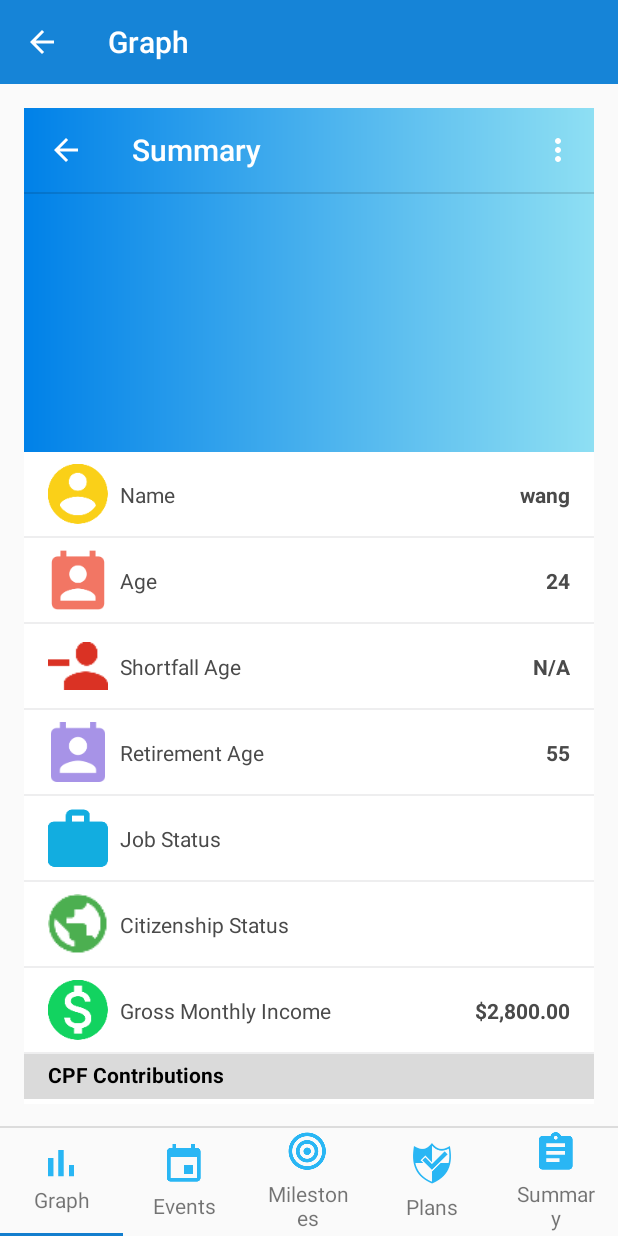
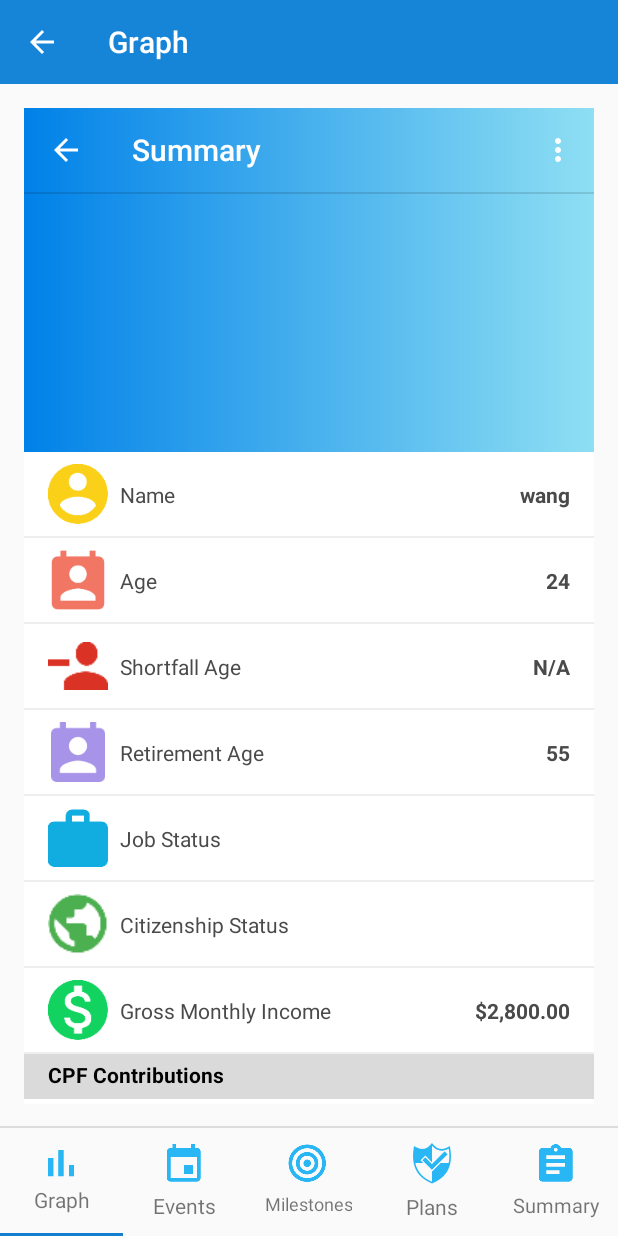
Before and after one commit to guowang94/Mobile-Application, an Android app: the fragment SummaryFragment placed in its activity, on a phone screen of 412 x 824 dp. Run offline under Robolectric (Android 15) with nearby library versions, the light colour scheme and no system bars; libraries missing offline, so code that uses them is left out: com.github.mikephil.charting; plain views replace BarChart; 44 statements that could not run were skipped.

Commit message:
Created new packages and move relevant class
Note: Sometimes More Option will be hidden for GraphFragment

```diff
--- a/app/src/main/java/com/example/android/graphapplication/Adapter/CirclePagerIndicatorDecoration.java
+++ b/app/src/main/java/com/example/android/graphapplication/CirclePagerIndicatorDecoration.java
@@ -1,4 +1,4 @@
-package com.example.android.graphapplication.Adapter;
+package com.example.android.graphapplication;
 
 import android.content.res.Resources;
 import android.graphics.Canvas;
--- a/app/src/main/java/com/example/android/graphapplication/Adapter/RecyclerTouchListener.java
+++ b/app/src/main/java/com/example/android/graphapplication/RecyclerTouchListener.java
@@ -1,4 +1,4 @@
-package com.example.android.graphapplication.Adapter;
+package com.example.android.graphapplication;
 
 import android.content.Context;
 import android.support.v7.widget.RecyclerView;
--- a/app/src/main/java/com/example/android/graphapplication/activity/MainActivity.java
+++ b/app/src/main/java/com/example/android/graphapplication/activity/MainActivity.java
@@ -10,6 +10,9 @@ import android.view.LayoutInflater;
 import android.widget.TextView;
 
 import com.example.android.graphapplication.Constants;
+import com.example.android.graphapplication.adapter.ViewPagerAdapter;
+import com.example.android.graphapplication.fragment.GraphFragment;
+import com.example.android.graphapplication.fragment.SummaryFragment;
 import com.example.android.graphapplication.R;
 
 public class MainActivity extends AppCompatActivity {
@@ -53,6 +56,7 @@ public class MainActivity extends AppCompatActivity {
 
         TextView tabThree = (TextView) LayoutInflater.from(this).inflate(R.layout.custom_tab, null);
         tabThree.setText(Constants.NAV_MILESTONES);
+//        tabThree.setTooltipText(Constants.NAV_MILESTONES);
         tabThree.setWidth(width / 5);
         tabThree.setCompoundDrawablesWithIntrinsicBounds(0, R.mipmap.ic_nav_milestone, 0, 0);
         tabThree.setCompoundDrawablePadding(8);
@@ -76,10 +80,10 @@ public class MainActivity extends AppCompatActivity {
     private void setupViewPager(ViewPager viewPager) {
         ViewPagerAdapter adapter = new ViewPagerAdapter(getSupportFragmentManager());
         adapter.addFragment(new GraphFragment(), Constants.TOOLBAR_TITLE_GRAPH);
-        adapter.addFragment(new SummaryFragment(), Constants.TOOLBAR_TITLE_EVENTS);
+        adapter.addFragment(new GraphFragment(), Constants.TOOLBAR_TITLE_EVENTS);
         adapter.addFragment(new GraphFragment(), Constants.TOOLBAR_TITLE_MILESTONES);
-        adapter.addFragment(new SummaryFragment(), Constants.TOOLBAR_TITLE_PLANS);
-        adapter.addFragment(new GraphFragment(), Constants.TOOLBAR_TITLE_SUMMARY);
+        adapter.addFragment(new GraphFragment(), Constants.TOOLBAR_TITLE_PLANS);
+        adapter.addFragment(new SummaryFragment(), Constants.TOOLBAR_TITLE_SUMMARY);
         viewPager.setAdapter(adapter);
     }
 }
--- a/app/src/main/java/com/example/android/graphapplication/Adapter/CPFContributionAdapter.java
+++ b/app/src/main/java/com/example/android/graphapplication/adapter/CPFContributionAdapter.java
@@ -1,4 +1,4 @@
-package com.example.android.graphapplication.Adapter;
+package com.example.android.graphapplication.adapter;
 
 import android.support.v7.widget.RecyclerView;
 import android.util.Log;
@@ -8,7 +8,7 @@ import android.view.ViewGroup;
 import android.widget.TextView;
 
 import com.example.android.graphapplication.R;
-import com.example.android.graphapplication.Model.CPFContribution;
+import com.example.android.graphapplication.model.CPFContribution;
 
 import java.util.List;
 
--- a/app/src/main/java/com/example/android/graphapplication/Adapter/EventsAdapter.java
+++ b/app/src/main/java/com/example/android/graphapplication/adapter/EventsAdapter.java
@@ -1,4 +1,4 @@
-package com.example.android.graphapplication.Adapter;
+package com.example.android.graphapplication.adapter;
 
 import android.support.v7.widget.RecyclerView;
 import android.util.Log;
@@ -8,7 +8,7 @@ import android.view.ViewGroup;
 import android.widget.TextView;
 
 import com.example.android.graphapplication.R;
-import com.example.android.graphapplication.Model.Events;
+import com.example.android.graphapplication.model.Events;
 
 import java.util.List;
 
--- a/app/src/main/java/com/example/android/graphapplication/Adapter/SummaryBalanceAdapter.java
+++ b/app/src/main/java/com/example/android/graphapplication/adapter/SummaryBalanceAdapter.java
@@ -1,4 +1,4 @@
-package com.example.android.graphapplication.Adapter;
+package com.example.android.graphapplication.adapter;
 
 
 import android.support.v7.widget.RecyclerView;
@@ -10,7 +10,7 @@ import android.widget.ImageView;
 import android.widget.TextView;
 
 import com.example.android.graphapplication.R;
-import com.example.android.graphapplication.Model.SummaryBalance;
+import com.example.android.graphapplication.model.SummaryBalance;
 
 import java.util.List;
 
--- a/app/src/main/java/com/example/android/graphapplication/Adapter/UserInfoAdapter.java
+++ b/app/src/main/java/com/example/android/graphapplication/adapter/UserInfoAdapter.java
@@ -1,4 +1,4 @@
-package com.example.android.graphapplication.Adapter;
+package com.example.android.graphapplication.adapter;
 
 import android.support.v7.widget.RecyclerView;
 import android.util.Log;
@@ -9,7 +9,7 @@ import android.widget.ImageView;
 import android.widget.TextView;
 
 import com.example.android.graphapplication.R;
-import com.example.android.graphapplication.Model.UserInfo;
+import com.example.android.graphapplication.model.UserInfo;
 
 import java.util.List;
 
--- a/app/src/main/java/com/example/android/graphapplication/activity/ViewPagerAdapter.java
+++ b/app/src/main/java/com/example/android/graphapplication/adapter/ViewPagerAdapter.java
@@ -1,4 +1,4 @@
-package com.example.android.graphapplication.activity;
+package com.example.android.graphapplication.adapter;
 
 import android.support.v4.app.Fragment;
 import android.support.v4.app.FragmentManager;
@@ -7,7 +7,7 @@ import android.support.v4.app.FragmentPagerAdapter;
 import java.util.ArrayList;
 import java.util.List;
 
-class ViewPagerAdapter extends FragmentPagerAdapter {
+public class ViewPagerAdapter extends FragmentPagerAdapter {
     private final List<Fragment> mFragmentList = new ArrayList<>();
     private final List<String> mFragmentTitleList = new ArrayList<>();
 
--- a/app/src/main/java/com/example/android/graphapplication/activity/GraphFragment.java
+++ b/app/src/main/java/com/example/android/graphapplication/fragment/GraphFragment.java
@@ -1,4 +1,4 @@
-package com.example.android.graphapplication.activity;
+package com.example.android.graphapplication.fragment;
 
 import android.content.Context;
 import android.graphics.Color;
@@ -36,6 +36,7 @@ import com.github.mikephil.charting.listener.OnChartValueSelectedListener;
 
 import java.io.BufferedReader;
 import java.io.FileInputStream;
+import java.io.FileOutputStream;
 import java.io.InputStreamReader;
 import java.text.DecimalFormat;
 import java.text.NumberFormat;
@@ -43,6 +44,8 @@ import java.util.ArrayList;
 import java.util.Calendar;
 import java.util.HashMap;
 import java.util.Locale;
+
+import static android.content.Context.MODE_PRIVATE;
 
 public class GraphFragment extends Fragment implements Constants, OnChartValueSelectedListener {
 
@@ -85,6 +88,13 @@ public class GraphFragment extends Fragment implements Constants, OnChartValueSe
 
         Log.d(TAG, "onCreateView: out");
         return view;
+    }
+
+    @Override
+    public void onResume() {
+        super.onResume();
+        //fixme after navigating from SummaryFragment, the option menu has been set to false
+        setHasOptionsMenu(true);
     }
 
     /**
@@ -301,6 +311,14 @@ public class GraphFragment extends Fragment implements Constants, OnChartValueSe
             }
         }
 
+        //Update the file data
+        try {
+            FileOutputStream fileOutputStream = getActivity().openFileOutput(FILE_USER_INFO, MODE_PRIVATE);
+            fileOutputStream.write(fileContent.getBytes());
+            fileOutputStream.close();
+        } catch (Exception e) {
+            e.printStackTrace();
+        }
 
         return yVals;
     }
--- a/app/src/main/java/com/example/android/graphapplication/activity/SummaryFragment.java
+++ b/app/src/main/java/com/example/android/graphapplication/fragment/SummaryFragment.java
@@ -1,4 +1,4 @@
-package com.example.android.graphapplication.activity;
+package com.example.android.graphapplication.fragment;
 
 import android.content.Context;
 import android.os.Bundle;
@@ -18,15 +18,15 @@ import android.view.View;
 import android.view.ViewGroup;
 import android.widget.LinearLayout;
 
-import com.example.android.graphapplication.Adapter.CirclePagerIndicatorDecoration;
+import com.example.android.graphapplication.CirclePagerIndicatorDecoration;
 import com.example.android.graphapplication.Constants;
 import com.example.android.graphapplication.R;
-import com.example.android.graphapplication.Model.CPFContribution;
-import com.example.android.graphapplication.Adapter.CPFContributionAdapter;
-import com.example.android.graphapplication.Model.SummaryBalance;
-import com.example.android.graphapplication.Adapter.SummaryBalanceAdapter;
-import com.example.android.graphapplication.Model.UserInfo;
-import com.example.android.graphapplication.Adapter.UserInfoAdapter;
+import com.example.android.graphapplication.model.CPFContribution;
+import com.example.android.graphapplication.adapter.CPFContributionAdapter;
+import com.example.android.graphapplication.model.SummaryBalance;
+import com.example.android.graphapplication.adapter.SummaryBalanceAdapter;
+import com.example.android.graphapplication.model.UserInfo;
+import com.example.android.graphapplication.adapter.UserInfoAdapter;
 
 import java.io.BufferedReader;
 import java.io.FileInputStream;
@@ -79,11 +79,11 @@ public class SummaryFragment extends Fragment implements Constants {
         ((AppCompatActivity)getActivity()).setSupportActionBar(mToolBar);
         // Get a support ActionBar corresponding to this mToolBar
         ActionBar actionBar = ((AppCompatActivity)getActivity()).getSupportActionBar();
-        actionBar.setTitle(Constants.TOOLBAR_TITLE_GRAPH);
+        actionBar.setTitle(Constants.TOOLBAR_TITLE_SUMMARY);
 
         // Enable the top left button
         actionBar.setDisplayHomeAsUpEnabled(true);
-        setHasOptionsMenu(true);
+        setHasOptionsMenu(false);
 
         initData();
 
@@ -173,6 +173,19 @@ public class SummaryFragment extends Fragment implements Constants {
     }
 
     /**
+     * This method will clear the current list value when Fragment is onPause()
+     */
+    @Override
+    public void onPause() {
+        Log.d(TAG, "onPause: in");
+        super.onPause();
+        userInfoList.clear();
+        summaryBalanceList.clear();
+        cpfContributionList.clear();
+        Log.d(TAG, "onPause: out");
+    }
+
+    /**
      * This method will return the file content
      *
      * @param context
--- a/app/src/main/java/com/example/android/graphapplication/Model/UserInfo.java
+++ b/app/src/main/java/com/example/android/graphapplication/model/CPFContribution.java
@@ -1,22 +1,12 @@
-package com.example.android.graphapplication.Model;
+package com.example.android.graphapplication.model;
 
-public class UserInfo {
+public class CPFContribution {
 
     private String title, value;
-    private int image;
 
-    public UserInfo(String title, String value, int image) {
+    public CPFContribution(String title, String value) {
         this.title = title;
         this.value = value;
-        this.image = image;
-    }
-
-    public int getImage() {
-        return image;
-    }
-
-    public void setImage(int image) {
-        this.image = image;
     }
 
     public String getTitle() {
@@ -37,10 +27,9 @@ public class UserInfo {
 
     @Override
     public String toString() {
-        return "UserInfo{" +
+        return "CPFContribution{" +
                 "title='" + title + '\'' +
                 ", value='" + value + '\'' +
-                ", image=" + image +
                 '}';
     }
 }
--- a/app/src/main/java/com/example/android/graphapplication/Model/Events.java
+++ b/app/src/main/java/com/example/android/graphapplication/model/Events.java
@@ -1,4 +1,4 @@
-package com.example.android.graphapplication.Model;
+package com.example.android.graphapplication.model;
 
 public class Events {
 
--- a/app/src/main/java/com/example/android/graphapplication/Model/SummaryBalance.java
+++ b/app/src/main/java/com/example/android/graphapplication/model/SummaryBalance.java
@@ -1,4 +1,4 @@
-package com.example.android.graphapplication.Model;
+package com.example.android.graphapplication.model;
 
 public class SummaryBalance {
 
--- a/app/src/main/java/com/example/android/graphapplication/Model/CPFContribution.java
+++ b/app/src/main/java/com/example/android/graphapplication/model/UserInfo.java
@@ -1,12 +1,22 @@
-package com.example.android.graphapplication.Model;
+package com.example.android.graphapplication.model;
 
-public class CPFContribution {
+public class UserInfo {
 
     private String title, value;
+    private int image;
 
-    public CPFContribution(String title, String value) {
+    public UserInfo(String title, String value, int image) {
         this.title = title;
         this.value = value;
+        this.image = image;
+    }
+
+    public int getImage() {
+        return image;
+    }
+
+    public void setImage(int image) {
+        this.image = image;
     }
 
     public String getTitle() {
@@ -27,9 +37,10 @@ public class CPFContribution {
 
     @Override
     public String toString() {
-        return "CPFContribution{" +
+        return "UserInfo{" +
                 "title='" + title + '\'' +
                 ", value='" + value + '\'' +
+                ", image=" + image +
                 '}';
     }
 }
--- a/app/src/main/res/layout/activity_events.xml
+++ b/app/src/main/res/layout/activity_events.xml
@@ -23,7 +23,7 @@
         app:layout_constraintEnd_toEndOf="parent"
         app:layout_constraintStart_toStartOf="parent"
         app:layout_constraintTop_toBottomOf="@+id/toolbar"
-        tools:context=".activity.EventsActivity">
+        tools:context=".fragment.EventsFragment">
 
         <android.support.constraint.ConstraintLayout
             android:id="@+id/layout"
--- a/app/src/main/res/layout/custom_tab.xml
+++ b/app/src/main/res/layout/custom_tab.xml
@@ -2,5 +2,8 @@
 <TextView xmlns:android="http://schemas.android.com/apk/res/android"
     android:id="@+id/tab"
     android:textAlignment="center"
+    android:maxLines="1"
+    android:autoSizeTextType="uniform"
+    android:autoSizeMinTextSize="10sp"
     android:layout_width="match_parent"
     android:layout_height="match_parent"/>
```
Also changed, not shown: app/src/main/AndroidManifest.xml (+1 -12 lines), app/src/main/java/com/example/android/graphapplication/fragment/EventsFragment.java (renamed from app/src/main/java/com/example/android/graphapplication/activity/EventsActivity.java, +5 -9 lines).
